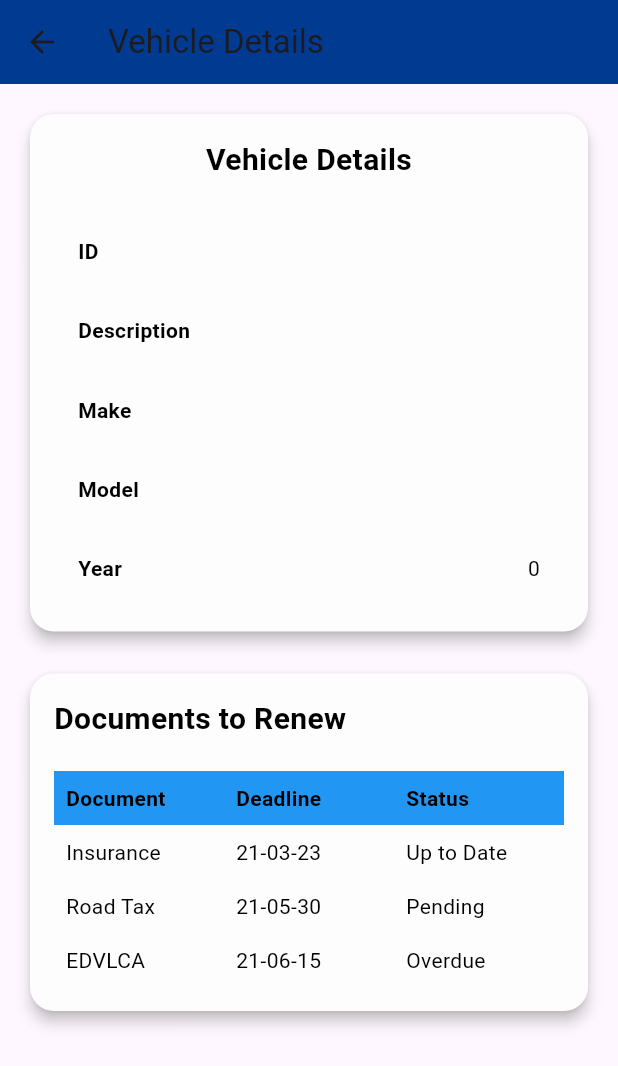
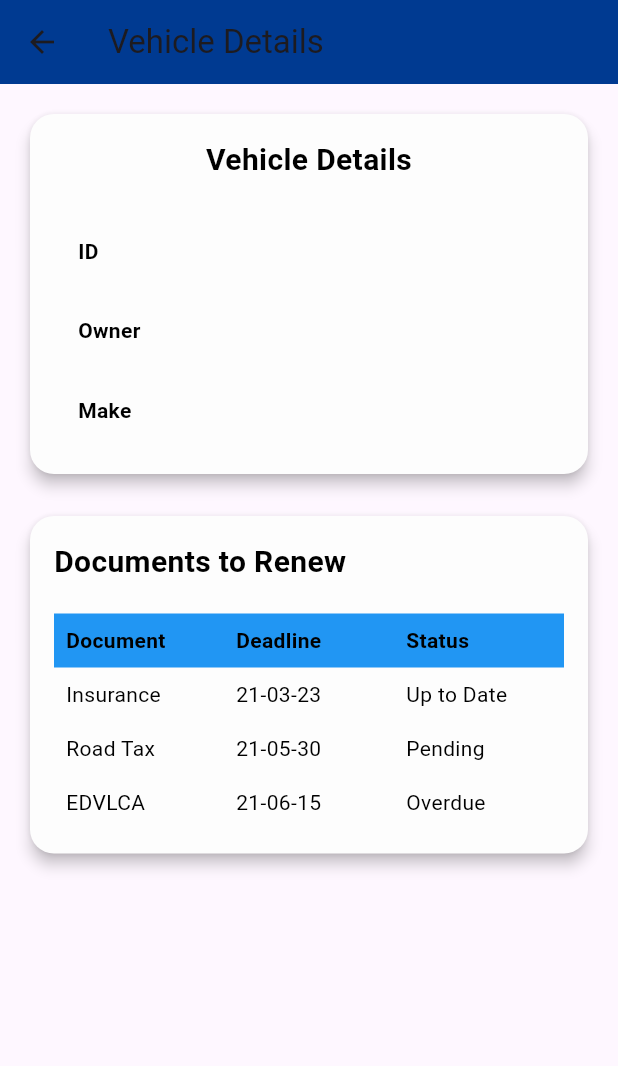
Before and after one commit to belteshazzer/Goma, a Flutter app: the VehicleDetailsPage screen opened directly with empty values, on a phone screen of 412 x 824 dp. Shown: the top 1066 px of the screen. Run offline on Flutter 3.47's test engine with Material 3 defaults, Android fonts, the phone set to English and light mode, and no system bars; our stand-ins replace animated_list_plus, curved_navigation_bar, email_validator, get, get_storage, iconsax and 4 more; missing offline and left inert: fancy_password_field, phone_form_field; accounts and stored records are empty; network calls fail; project files that could hold a hidden picture were left out.

Commit message:
some update

```diff
--- a/lib/Screen/vehicle/vehicle_model.dart
+++ b/lib/Screen/vehicle/vehicle_model.dart
@@ -1,25 +1,22 @@
 class Vehicle {
   final String id;
-  final String description;
-  final String make;
-  final String model;
-  final int year;
+  final String plate_number;
+  final String chassis_number;
+  final String owner;
 
   Vehicle({
     required this.id,
-    required this.description,
-    required this.make,
-    required this.model,
-    required this.year,
+    required this.plate_number,
+    required this.chassis_number,
+    required this.owner,
   });
 
   factory Vehicle.fromJson(Map<String, dynamic> json) {
     return Vehicle(
       id: json['id'],
-      description: json['description'],
-      make: json['make'],
-      model: json['model'],
-      year: json['year'],
+      chassis_number: json['description'],
+      plate_number: json['make'],
+      owner: json['model'],
     );
   }
 }
--- a/lib/Screen/vehicle/vehicle_page.dart
+++ b/lib/Screen/vehicle/vehicle_page.dart
@@ -89,14 +89,14 @@ class _VehicleListPageState extends State<VehicleListPage> {
                                   crossAxisAlignment: CrossAxisAlignment.start,
                                   children: [
                                     Text(
-                                      '${vehicles[index].id} - ${vehicles[index].description}',
+                                      '${vehicles[index].id} - ${vehicles[index].plate_number}',
                                       style: TextStyle(
                                         fontWeight: FontWeight.bold,
                                         color: textColor,
                                       ),
                                     ),
                                     Text(
-                                      '${vehicles[index].make} ${vehicles[index].model} (${vehicles[index].year})',
+                                      'chassis no_: ${vehicles[index].chassis_number}',
                                       style: TextStyle(color: textColor),
                                     ),
                                   ],
--- a/lib/Screen/vehicle/widgets/vehicle_card.dart
+++ b/lib/Screen/vehicle/widgets/vehicle_card.dart
@@ -38,11 +38,8 @@ class VehicleDetailsCard extends StatelessWidget {
             const SizedBox(height: 20.0),
             _buildDetailRow('ID', vehicle.id, textColor),
             _buildDetailRow(
-                'Description', vehicle.description, textColor),
-            _buildDetailRow('Make', vehicle.make, textColor),
-            _buildDetailRow('Model', vehicle.model, textColor),
-            _buildDetailRow(
-                'Year', vehicle.year.toString(), textColor),
+                'Owner', vehicle.owner, textColor),
+            _buildDetailRow('Make', vehicle.plate_number, textColor),
           ],
         ),
       ),
```
Also changed, not shown: lib/Screen/vehicle/get_document.dart (added).
